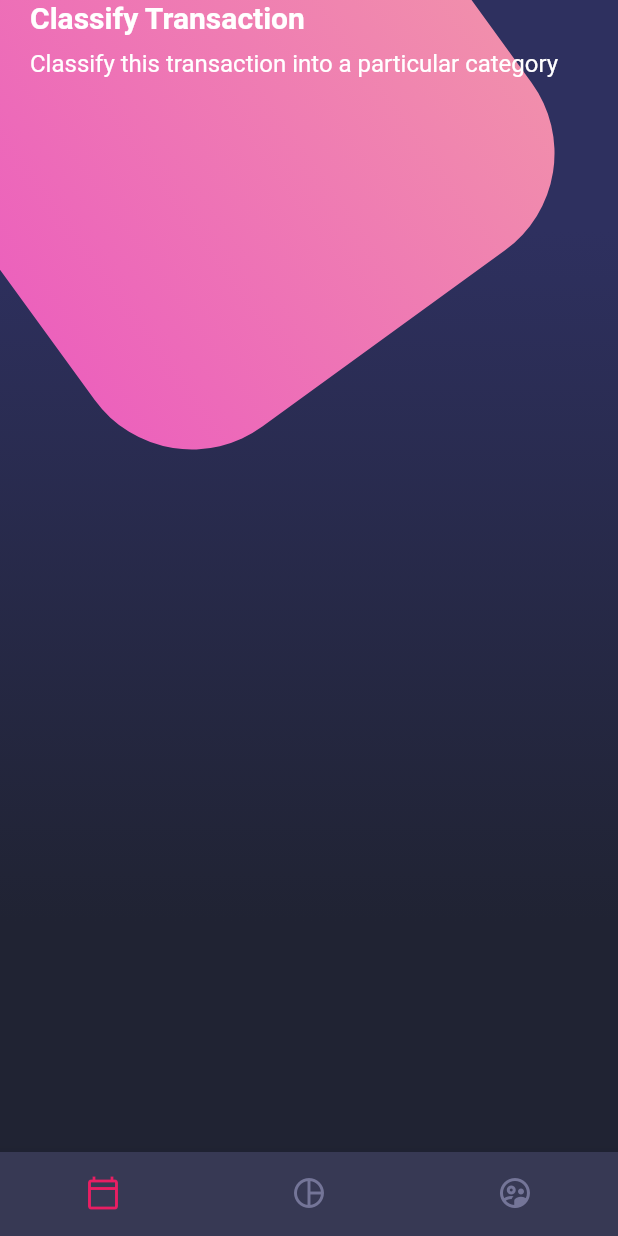
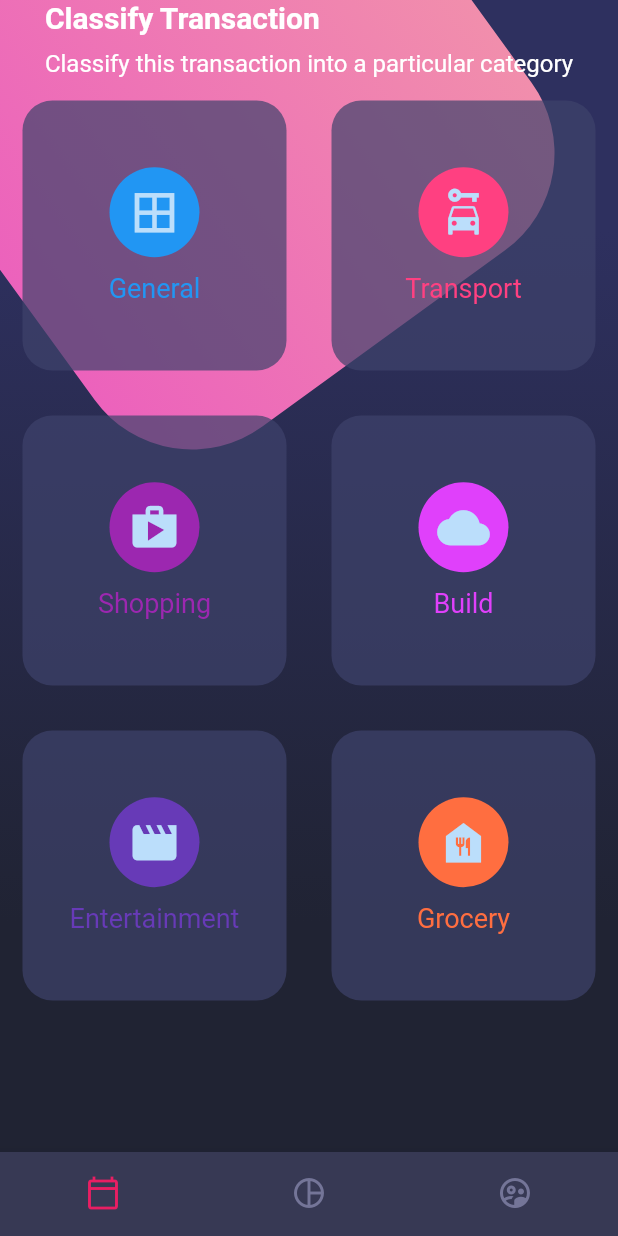
Before and after one commit to gabmart1995/Tutorial-Flutter, a Flutter app: the screen it shows after launch, on a phone screen of 412 x 824 dp. Run offline on Flutter 3.47's test engine with Material 2 defaults, Android fonts, the phone set to English and light mode, and no system bars; our stand-ins replace card_swiper.

Commit message:
wip: actualizacion de diseño 3

```diff
--- a/disenos_app/lib/screens/home_screen.dart
+++ b/disenos_app/lib/screens/home_screen.dart
@@ -1,4 +1,5 @@
 import 'package:disenos_app/widgets/background.dart';
+import 'package:disenos_app/widgets/card_table.dart';
 import 'package:disenos_app/widgets/page_title.dart';
 import 'package:disenos_app/widgets/custom_bottom_navigation.dart';
 
@@ -29,7 +30,10 @@ class _HomeBody extends StatelessWidget {
       child: Column(
         children: const <Widget> [
           // titles
-          PageTitle()
+          PageTitle(),
+
+          // card table
+          CardTable(),
         ],
       ),
     );
--- /dev/null
+++ b/disenos_app/lib/widgets/card_table.dart
@@ -0,0 +1,69 @@
+import 'package:flutter/material.dart';
+
+class CardTable extends StatelessWidget {
+  const CardTable({super.key});
+
+  @override
+  Widget build(BuildContext context) {
+    return Table(
+      children: const [
+        TableRow(
+          children: [
+            _SingleCard( color: Colors.blue, icon: Icons.border_all, text: 'General' ),
+            _SingleCard( color: Colors.pinkAccent, icon: Icons.car_rental, text: 'Transport', ),
+          ]
+        ),
+        TableRow(
+            children: [
+              _SingleCard( color: Colors.purple, icon: Icons.shop, text: 'Shopping' ),
+              _SingleCard( color: Colors.purpleAccent, icon: Icons.cloud, text: 'Build', ),
+            ]
+        ),
+        TableRow(
+            children: [
+              _SingleCard( color: Colors.deepPurple, icon: Icons.movie, text: 'Entertainment' ),
+              _SingleCard( color: Colors.deepOrangeAccent, icon: Icons.food_bank, text: 'Grocery', ),
+            ]
+        ),
+      ],
+    );
+  }
+}
+
+class _SingleCard extends StatelessWidget {
+
+  final IconData icon;
+  final Color color;
+  final String text;
+
+  const _SingleCard({
+    Key? key,
+    required this.icon,
+    required this.color,
+    required this.text
+  }): super(key: key);
+
+  @override
+  Widget build(BuildContext context) {
+    return Container(
+      margin: const EdgeInsets.all(15),
+      height: 180,
+      decoration: BoxDecoration(
+        color: const Color.fromRGBO(62, 66, 107, 0.7),
+        borderRadius: BorderRadius.circular(20)
+      ),
+      child: Column(
+        mainAxisAlignment: MainAxisAlignment.center,
+        children: [
+          CircleAvatar(
+            backgroundColor: color,
+            radius: 30,
+            child: Icon( icon, size: 35 ),
+          ),
+          const SizedBox( height: 10,),
+          Text( text, style: TextStyle( color: color, fontSize: 18 ),)
+        ],
+      ),
+    );
+  }
+}
```
